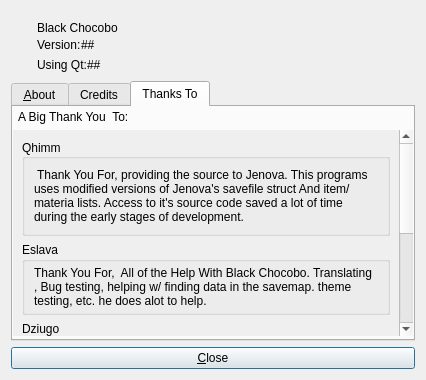
The window that about.ui (sithlord48/blackchocobo) describes before a commit, drawn with Qt 5.
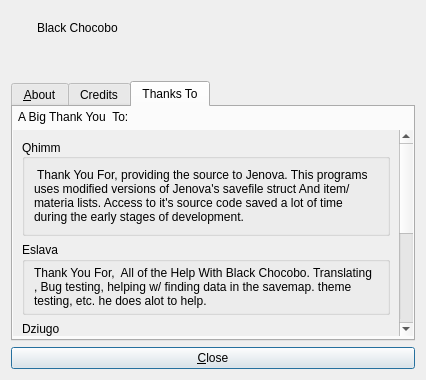
The same window after the commit. The open tabs and pages were chosen to show the change. Icons and pictures are not drawn.

Commit message: Project File : Os Specific Stuff is not in one block pre os insted of several. About Dialog: Version Numbers for Qt and Black Chocobo are now part of the Label via %1 Lang update all languages Main: Black Chocobo will now use "windows" widget style under qt5.

What changed in the file:
```diff
--- a/about.ui
+++ b/about.ui
@@ -78,21 +78,8 @@
        </item>
        <item>
         <layout class="QHBoxLayout" name="horizontalLayout_3">
-         <item>
-          <widget class="QLabel" name="label1">
-           <property name="text">
-            <string>Version:</string>
-           </property>
-           <property name="smaller_text" stdset="0">
-            <bool>true</bool>
-           </property>
-          </widget>
-         </item>
          <item>
           <widget class="QLabel" name="lbl_bc_version">
-           <property name="text">
-            <string notr="true">##</string>
-           </property>
            <property name="smaller_text" stdset="0">
             <bool>true</bool>
            </property>
@@ -118,21 +105,8 @@
        </item>
        <item>
         <layout class="QHBoxLayout" name="horizontalLayout_2">
-         <item>
-          <widget class="QLabel" name="label2">
-           <property name="text">
-            <string>Using Qt:</string>
-           </property>
-           <property name="smaller_text" stdset="0">
-            <bool>true</bool>
-           </property>
-          </widget>
-         </item>
          <item>
           <widget class="QLabel" name="lbl_qt_version">
-           <property name="text">
-            <string notr="true">##</string>
-           </property>
            <property name="smaller_text" stdset="0">
             <bool>true</bool>
            </property>
```
Left out of the diff: 12 changed lines with no effect on the pictures. The commit also changes 8 other files.
